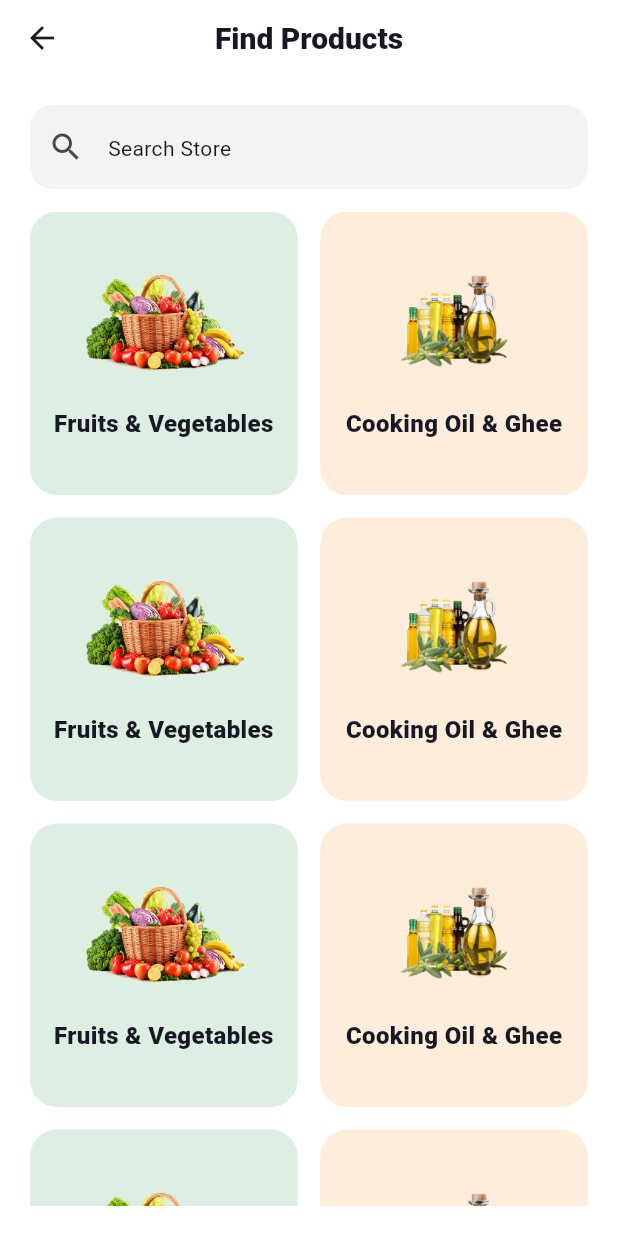
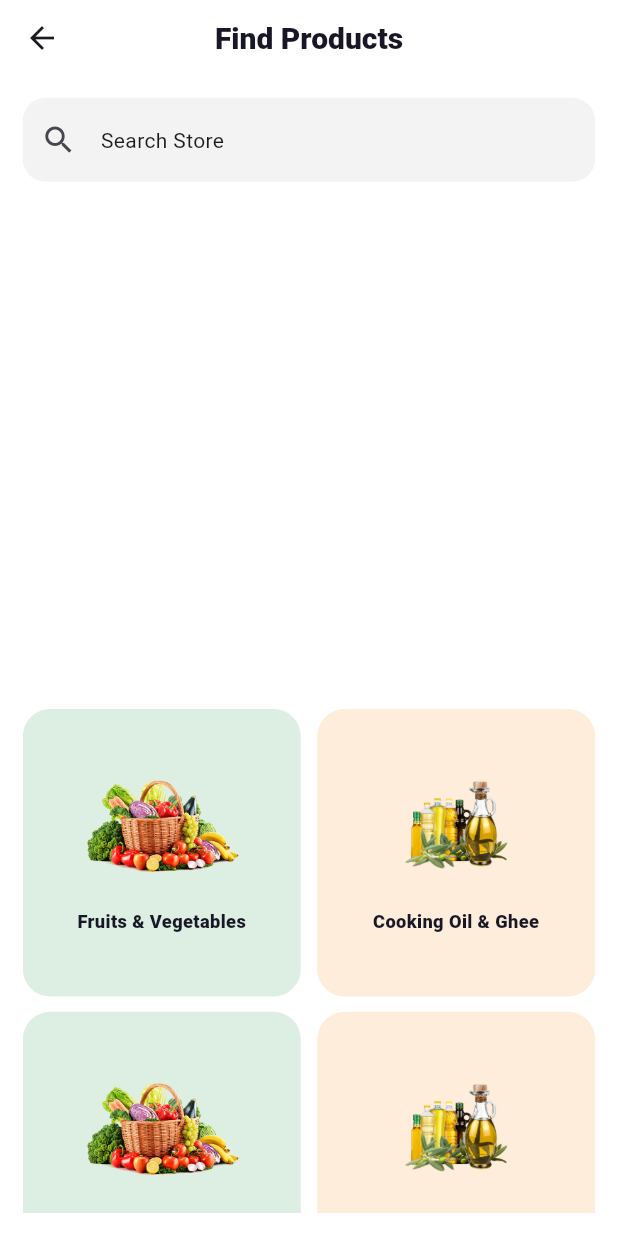
Before and after one commit to AbRehman536/yahya_project, a Flutter app: the ExploreScreen screen opened directly, on a phone screen of 412 x 824 dp. Run offline on Flutter 3.47's test engine with Material 3 defaults, Android fonts, the phone set to English and light mode, and no system bars; our stand-ins replace carousel_slider, device_preview, flutter_screenutil, google_fonts, pinput, smooth_page_indicator.

Commit message:
Screen Utils done

```diff
--- a/lib/screens/home/explore.dart
+++ b/lib/screens/home/explore.dart
@@ -1,4 +1,5 @@
 import 'package:flutter/material.dart';
+import 'package:flutter_screenutil/flutter_screenutil.dart';
 import 'package:yahya_project/models/product_model.dart';
 import 'package:yahya_project/utils/app_assets.dart';
 import 'package:yahya_project/utils/app_colors.dart';
@@ -65,7 +66,7 @@ class _ExploreScreenState extends State<ExploreScreen> {
         ),
       ),
       body: Padding(
-        padding: const EdgeInsets.all(20.0),
+        padding:  EdgeInsets.all(15.sp),
         child: Column(
           children: [
             TextField(
@@ -75,42 +76,43 @@ class _ExploreScreenState extends State<ExploreScreen> {
                 hint: Text("Search Store"),
                 prefixIcon: Icon(Icons.search),
                 border: OutlineInputBorder(
-                  borderRadius: .circular(15),
+                  borderRadius: .circular(15.r),
                   borderSide: .none
                 )
               ),
             ),
-            SizedBox(height: 15,),
+            SizedBox(height: 15.h,),
+            const Spacer(),
             Expanded(
               child: GridView.builder(
                   gridDelegate: SliverGridDelegateWithFixedCrossAxisCount(
                       crossAxisCount: 2,
-                      crossAxisSpacing: 15,
-                      mainAxisSpacing: 15,
-                    mainAxisExtent: 189
+                      crossAxisSpacing: 10.w,
+                      mainAxisSpacing: 10.h,
+                    mainAxisExtent: 189.h
                   ),
                 itemCount: productList.length,
                 itemBuilder: (BuildContext context, int index) {
                     return Container(
-                      height: 189,
-                      width: 174,
+                      height: 189.h,
+                      width: 174.w,
                       decoration: BoxDecoration(
                         color: productList[index].color,
-                        borderRadius: .circular(18),
+                        borderRadius: .circular(18.r),
                       ),
                       child: Padding(
-                        padding: const EdgeInsets.all(15.0),
+                        padding:  EdgeInsets.all(15.sp),
                         child: Column(
                           mainAxisAlignment: .center,
                           crossAxisAlignment: .center,
                           children: [
                             Image.asset(productList[index].image.toString(),
-                            width: 111,height: 74,),
-                            SizedBox(height: 20,),
+                            width: 100.w,height: 70.h,),
+                            SizedBox(height: 20.h,),
                             Text(productList[index].title.toString(),
                             textAlign: TextAlign.center,
                             style: TextStyle(
-                              fontSize: 16,
+                              fontSize: 12.sp,
                               fontWeight: FontWeight.w800,
                               color: AppColors.darkColor
                             ),),
--- a/pubspec.yaml
+++ b/pubspec.yaml
@@ -40,6 +40,7 @@ dependencies:
   smooth_page_indicator: ^3.0.0
   intl: ^0.20.3
   pinput: ^6.0.2
+  flutter_screenutil: ^5.9.3
 
 
 dev_dependencies:
```
Also changed, not shown: lib/main.dart (+12 -2 lines), lib/screens/start_screens/splash_screen.dart (+8 -7 lines), pubspec.lock.
